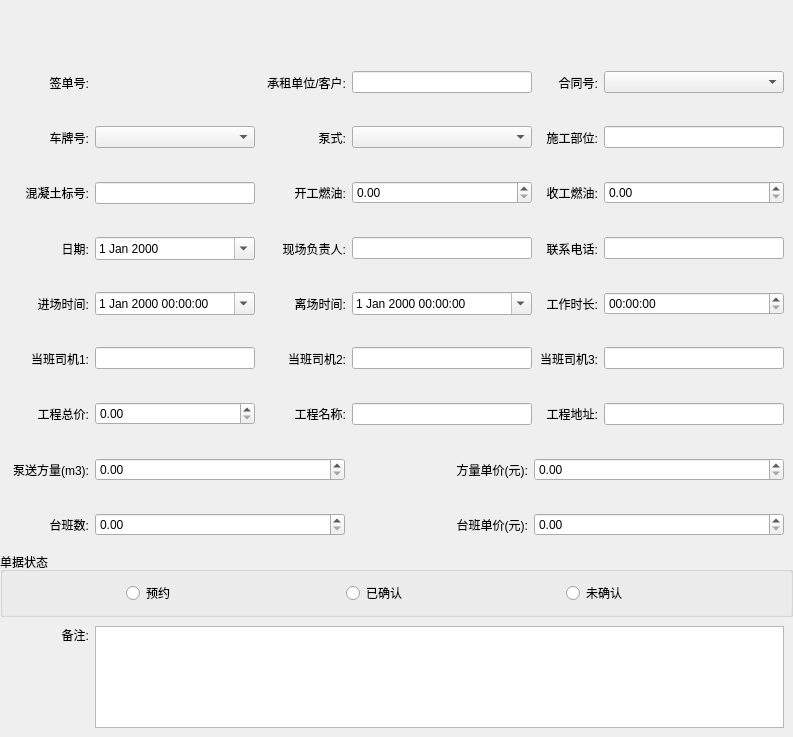
Before: the Qt Designer form CarRentalManagement/ui/dialog/rentaldocumenteditdialog.ui in longcp/CarRentalManagement, drawn with Qt 5.
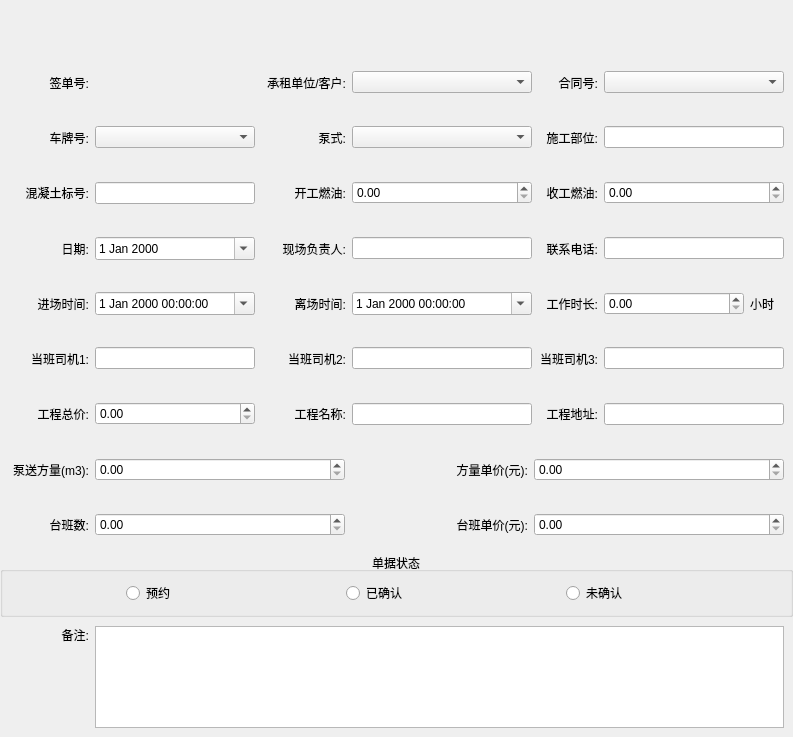
After: the same form once the commit is applied.

Patch:
```diff
--- a/CarRentalManagement/ui/dialog/rentaldocumenteditdialog.ui
+++ b/CarRentalManagement/ui/dialog/rentaldocumenteditdialog.ui
@@ -161,7 +161,7 @@
          </widget>
         </item>
         <item>
-         <widget class="QLineEdit" name="clientNameLe">
+         <widget class="QComboBox" name="clientNameCB">
           <property name="minimumSize">
            <size>
             <width>180</width>
@@ -827,9 +827,22 @@
          </widget>
         </item>
         <item>
-         <widget class="QTimeEdit" name="workTimeTE">
-          <property name="calendarPopup">
-           <bool>true</bool>
+         <widget class="QDoubleSpinBox" name="doubleSpinBox">
+          <property name="minimumSize">
+           <size>
+            <width>140</width>
+            <height>0</height>
+           </size>
+          </property>
+          <property name="maximum">
+           <double>999999999.990000009536743</double>
+          </property>
+         </widget>
+        </item>
+        <item>
+         <widget class="QLabel" name="label_26">
+          <property name="text">
+           <string>小时</string>
           </property>
          </widget>
         </item>
@@ -1347,6 +1360,9 @@
      <property name="title">
       <string>单据状态</string>
      </property>
+     <property name="alignment">
+      <set>Qt::AlignCenter</set>
+     </property>
      <layout class="QHBoxLayout" name="horizontalLayout_21">
       <item>
        <widget class="QRadioButton" name="reservationRB">
```
